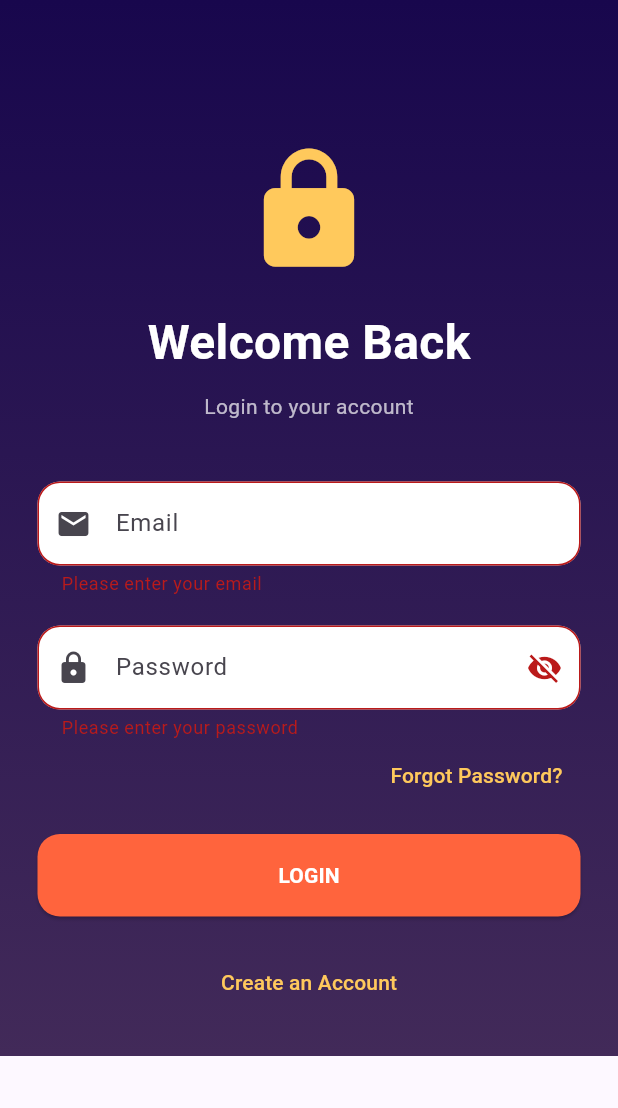
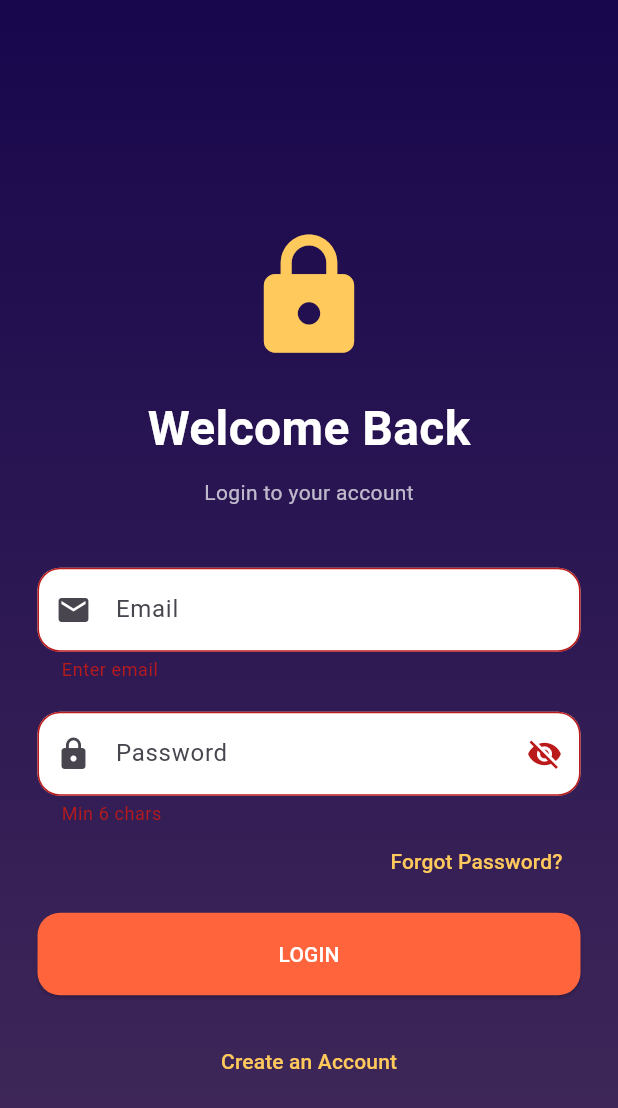
Before and after one commit to ikanemas/unimove, a Flutter app: the screen it shows after launch, after a tap on "LOGIN", on a phone screen of 412 x 824 dp. Shown: the top 1108 px of the screen. Run offline on Flutter 3.47's test engine with Material 3 defaults, Android fonts, the phone set to English and light mode, and no system bars; our stand-ins replace sqflite; accounts and stored records are empty.

Commit message:
Update Login_page.dart

```diff
--- a/lib/pages/Login_page.dart
+++ b/lib/pages/Login_page.dart
@@ -2,7 +2,7 @@ import 'package:flutter/material.dart';
 import '../theme/app_colors.dart';
 import 'register_page.dart';
 import 'forgot_password_page.dart';
-import 'app_shell.dart'; // ✅ FIX: missing import
+import 'app_shell.dart';
 
 class LoginPage extends StatefulWidget {
   const LoginPage({super.key});
@@ -28,22 +28,15 @@ class _LoginPageState extends State<LoginPage> {
 
   void login() {
     if (_formKey.currentState!.validate()) {
-      // TODO: Firebase Authentication here
-
       ScaffoldMessenger.of(context).showSnackBar(
-        const SnackBar(
-          content: Text("Login Successful"),
-        ),
+        const SnackBar(content: Text("Login Successful")),
       );
 
       Future.delayed(const Duration(milliseconds: 500), () {
         if (!mounted) return;
-
         Navigator.pushReplacement(
           context,
-          MaterialPageRoute(
-            builder: (_) => const AppShell(),
-          ),
+          MaterialPageRoute(builder: (_) => const AppShell()),
         );
       });
     }
@@ -51,33 +44,36 @@ class _LoginPageState extends State<LoginPage> {
 
   @override
   Widget build(BuildContext context) {
+    final size = MediaQuery.of(context).size;
+
     return Scaffold(
+      extendBodyBehindAppBar: true,
       body: Container(
+        width: double.infinity,
+        height: double.infinity,
         decoration: const BoxDecoration(
           gradient: LinearGradient(
-            colors: [
-              AppColors.primary,
-              AppColors.secondary,
-            ],
+            colors: [AppColors.primary, AppColors.secondary],
             begin: Alignment.topCenter,
             end: Alignment.bottomCenter,
           ),
         ),
         child: SafeArea(
           child: SingleChildScrollView(
+            child: ConstrainedBox(
+              constraints: BoxConstraints(minHeight: size.height),
+              child: Padding(
                 padding: const EdgeInsets.all(25),
                 child: Form(
                   key: _formKey,
                   child: Column(
                     mainAxisAlignment: MainAxisAlignment.center,
                     children: [
-                  const SizedBox(height: 70),
 
-                  const Icon(
-                    Icons.lock,
-                    size: 90,
-                    color: AppColors.gold,
-                  ),
+                      const SizedBox(height: 60),
+
+                      const Icon(Icons.lock,
+                          size: 90, color: AppColors.gold),
 
                       const SizedBox(height: 20),
 
@@ -94,9 +90,7 @@ class _LoginPageState extends State<LoginPage> {
 
                       const Text(
                         "Login to your account",
-                    style: TextStyle(
-                      color: Colors.white70,
-                    ),
+                        style: TextStyle(color: Colors.white70),
                       ),
 
                       const SizedBox(height: 40),
@@ -104,16 +98,6 @@ class _LoginPageState extends State<LoginPage> {
                       // EMAIL
                       TextFormField(
                         controller: emailController,
-                    keyboardType: TextInputType.emailAddress,
-                    validator: (value) {
-                      if (value == null || value.isEmpty) {
-                        return "Please enter your email";
-                      }
-                      if (!value.contains("@")) {
-                        return "Invalid email address";
-                      }
-                      return null;
-                    },
                         decoration: InputDecoration(
                           filled: true,
                           fillColor: Colors.white,
@@ -123,6 +107,8 @@ class _LoginPageState extends State<LoginPage> {
                             borderRadius: BorderRadius.circular(15),
                           ),
                         ),
+                        validator: (value) =>
+                            value!.isEmpty ? "Enter email" : null,
                       ),
 
                       const SizedBox(height: 20),
@@ -131,26 +117,15 @@ class _LoginPageState extends State<LoginPage> {
                       TextFormField(
                         controller: passwordController,
                         obscureText: hidePassword,
-                    validator: (value) {
-                      if (value == null || value.isEmpty) {
-                        return "Please enter your password";
-                      }
-                      if (value.length < 6) {
-                        return "Password must be at least 6 characters";
-                      }
-                      return null;
-                    },
                         decoration: InputDecoration(
                           filled: true,
                           fillColor: Colors.white,
                           hintText: "Password",
                           prefixIcon: const Icon(Icons.lock),
                           suffixIcon: IconButton(
-                        icon: Icon(
-                          hidePassword
+                            icon: Icon(hidePassword
                                 ? Icons.visibility_off
-                              : Icons.visibility,
-                        ),
+                                : Icons.visibility),
                             onPressed: () {
                               setState(() {
                                 hidePassword = !hidePassword;
@@ -161,6 +136,8 @@ class _LoginPageState extends State<LoginPage> {
                             borderRadius: BorderRadius.circular(15),
                           ),
                         ),
+                        validator: (value) =>
+                            value!.length < 6 ? "Min 6 chars" : null,
                       ),
 
                       Align(
@@ -170,8 +147,8 @@ class _LoginPageState extends State<LoginPage> {
                             Navigator.push(
                               context,
                               MaterialPageRoute(
-                            builder: (_) => const ForgotPasswordPage(),
-                          ),
+                                  builder: (_) =>
+                                      const ForgotPasswordPage()),
                             );
                           },
                           child: const Text(
@@ -181,7 +158,7 @@ class _LoginPageState extends State<LoginPage> {
                         ),
                       ),
 
-                  const SizedBox(height: 15),
+                      const SizedBox(height: 10),
 
                       SizedBox(
                         width: double.infinity,
@@ -194,13 +171,8 @@ class _LoginPageState extends State<LoginPage> {
                             ),
                           ),
                           onPressed: login,
-                      child: const Text(
-                        "LOGIN",
-                        style: TextStyle(
-                          color: Colors.white,
-                          fontWeight: FontWeight.bold,
-                        ),
-                      ),
+                          child: const Text("LOGIN",
+                              style: TextStyle(color: Colors.white)),
                         ),
                       ),
 
@@ -211,8 +183,7 @@ class _LoginPageState extends State<LoginPage> {
                           Navigator.push(
                             context,
                             MaterialPageRoute(
-                          builder: (_) => const RegisterPage(),
-                        ),
+                                builder: (_) => const RegisterPage()),
                           );
                         },
                         child: const Text(
@@ -226,6 +197,8 @@ class _LoginPageState extends State<LoginPage> {
               ),
             ),
           ),
+        ),
+      ),
     );
   }
 }
```
Lines whose indentation alone changed are shown as unchanged.
